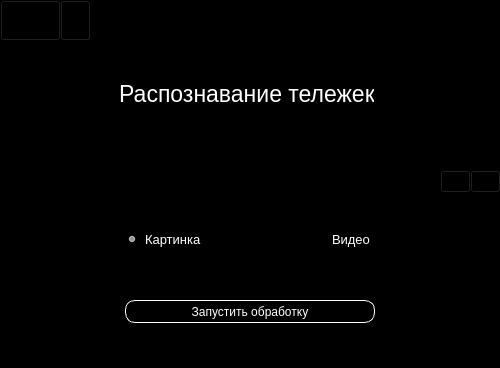
This is ui/main.ui in Murlocki/Curs as Qt 5 draws it before an edit. The edited form follows.
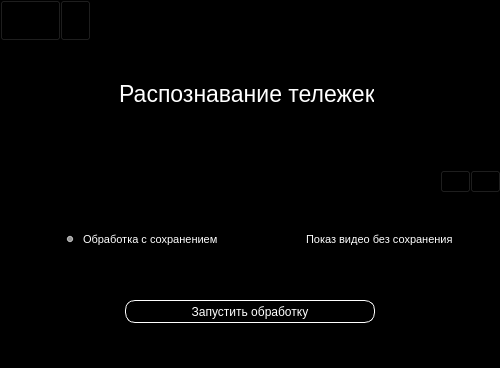
This is the edited form. Icons and pictures are not drawn.

The edit to the form file:
```diff
--- a/ui/main.ui
+++ b/ui/main.ui
@@ -165,15 +165,15 @@
    <widget class="QWidget" name="horizontalLayoutWidget">
     <property name="geometry">
      <rect>
-      <x>60</x>
+      <x>0</x>
       <y>200</y>
-      <width>381</width>
+      <width>521</width>
       <height>80</height>
      </rect>
     </property>
-    <layout class="QHBoxLayout" name="horizontalLayout">
+    <layout class="QHBoxLayout" name="horizontalLayout" stretch="0,0">
      <property name="spacing">
-      <number>40</number>
+      <number>0</number>
      </property>
      <item>
       <widget class="QRadioButton" name="img">
@@ -185,7 +185,7 @@
        </property>
        <property name="font">
         <font>
-         <pointsize>10</pointsize>
+         <pointsize>8</pointsize>
          <weight>50</weight>
          <italic>false</italic>
          <bold>false</bold>
@@ -200,7 +200,7 @@
         <string notr="true">color:white;</string>
        </property>
        <property name="text">
-        <string>Картинка</string>
+        <string>Обработка с сохранением</string>
        </property>
        <property name="checked">
         <bool>true</bool>
@@ -217,7 +217,7 @@
        </property>
        <property name="font">
         <font>
-         <pointsize>10</pointsize>
+         <pointsize>8</pointsize>
         </font>
        </property>
        <property name="styleSheet">
@@ -225,7 +225,7 @@
 </string>
        </property>
        <property name="text">
-        <string>Видео</string>
+        <string>Показ видео без сохранения</string>
        </property>
       </widget>
      </item>
```
Left out of the diff: 2 changed lines with no effect on the pictures.
